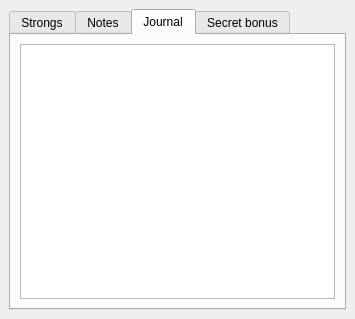
Before: the Qt Designer form src/gui/panel/leftpanel/leftpanel2.ui in axsapronov/QSopherim, drawn with Qt 5.
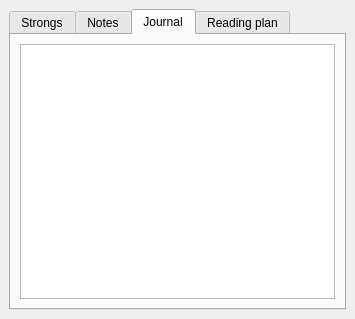
After: the same form once the commit is applied. The open tabs and pages were chosen to show the change.

```diff
--- a/src/gui/panel/leftpanel/leftpanel2.ui
+++ b/src/gui/panel/leftpanel/leftpanel2.ui
@@ -58,7 +58,7 @@
       </widget>
       <widget class="QWidget" name="tab_4">
        <attribute name="title">
-        <string>Secret bonus</string>
+        <string>Reading plan</string>
        </attribute>
        <layout class="QGridLayout" name="gridLayout_5">
         <item row="0" column="0">
```
Left out of the diff: 2 changed lines with no effect on the pictures.
